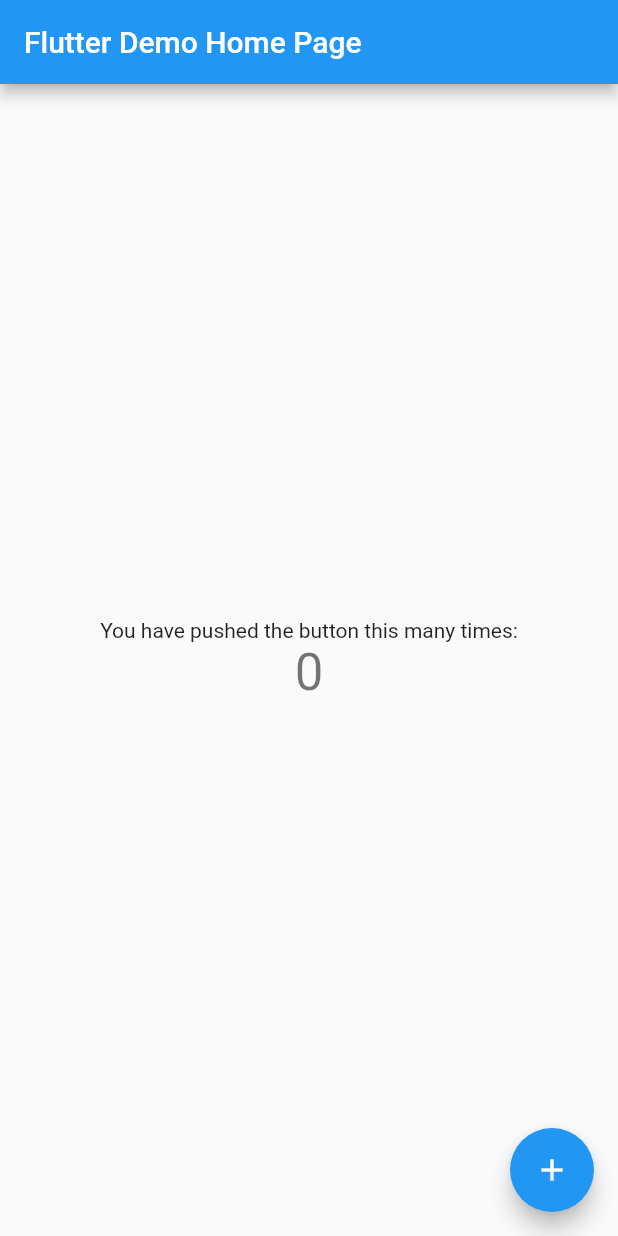
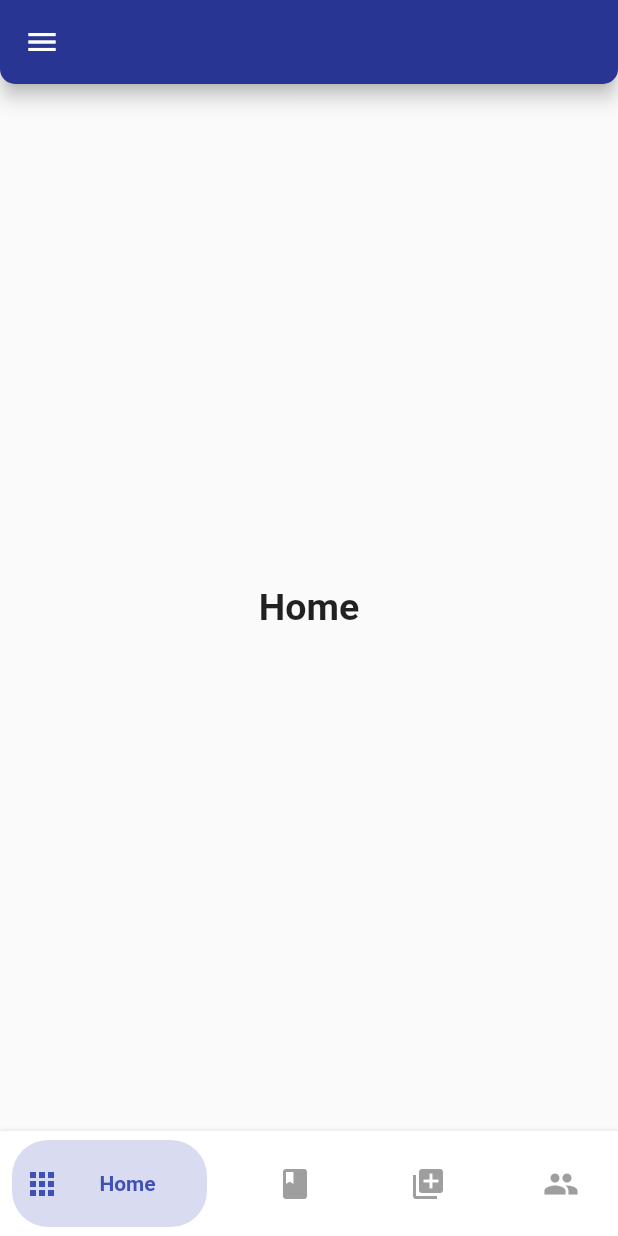
Before and after one commit to harrislukman13/aqhealth, a Flutter app: the screen it shows after launch, on a phone screen of 412 x 824 dp. Run offline on Flutter 3.47's test engine with Material 2 defaults, Android fonts, the phone set to English and light mode, and no system bars.

Commit message:
dashboard

```diff
--- /dev/null
+++ b/lib/authentication/login.dart
@@ -0,0 +1,15 @@
+import 'package:flutter/material.dart';
+
+class UserLogin extends StatefulWidget {
+  const UserLogin({Key? key}) : super(key: key);
+
+  @override
+  State<UserLogin> createState() => _UserLoginState();
+}
+
+class _UserLoginState extends State<UserLogin> {
+  @override
+  Widget build(BuildContext context) {
+    return Container();
+  }
+}
--- a/lib/main.dart
+++ b/lib/main.dart
@@ -1,3 +1,5 @@
+import 'package:aqhealth/authentication/login.dart';
+import 'package:aqhealth/pages/dashboard/mainpage.dart';
 import 'package:flutter/material.dart';
 
 void main() {
@@ -24,92 +26,7 @@
         // is not restarted.
         primarySwatch: Colors.blue,
       ),
-      home: const MyHomePage(title: 'Flutter Demo Home Page'),
+      home: const Mainpage(),
     );
   }
 }
-
-class MyHomePage extends StatefulWidget {
-  const MyHomePage({Key? key, required this.title}) : super(key: key);
-
-  // This widget is the home page of your application. It is stateful, meaning
-  // that it has a State object (defined below) that contains fields that affect
-  // how it looks.
-
-  // This class is the configuration for the state. It holds the values (in this
-  // case the title) provided by the parent (in this case the App widget) and
-  // used by the build method of the State. Fields in a Widget subclass are
-  // always marked "final".
-
-  final String title;
-
-  @override
-  State<MyHomePage> createState() => _MyHomePageState();
-}
-
-class _MyHomePageState extends State<MyHomePage> {
-  int _counter = 0;
-
-  void _incrementCounter() {
-    setState(() {
-      // This call to setState tells the Flutter framework that something has
-      // changed in this State, which causes it to rerun the build method below
-      // so that the display can reflect the updated values. If we changed
-      // _counter without calling setState(), then the build method would not be
-      // called again, and so nothing would appear to happen.
-      _counter++;
-    });
-  }
-
-  @override
-  Widget build(BuildContext context) {
-    // This method is rerun every time setState is called, for instance as done
-    // by the _incrementCounter method above.
-    //
-    // The Flutter framework has been optimized to make rerunning build methods
-    // fast, so that you can just rebuild anything that needs updating rather
-    // than having to individually change instances of widgets.
-    return Scaffold(
-      appBar: AppBar(
-        // Here we take the value from the MyHomePage object that was created by
-        // the App.build method, and use it to set our appbar title.
-        title: Text(widget.title),
-      ),
-      body: Center(
-        // Center is a layout widget. It takes a single child and positions it
-        // in the middle of the parent.
-        child: Column(
-          // Column is also a layout widget. It takes a list of children and
-          // arranges them vertically. By default, it sizes itself to fit its
-          // children horizontally, and tries to be as tall as its parent.
-          //
-          // Invoke "debug painting" (press "p" in the console, choose the
-          // "Toggle Debug Paint" action from the Flutter Inspector in Android
-          // Studio, or the "Toggle Debug Paint" command in Visual Studio Code)
-          // to see the wireframe for each widget.
-          //
-          // Column has various properties to control how it sizes itself and
-          // how it positions its children. Here we use mainAxisAlignment to
-          // center the children vertically; the main axis here is the vertical
-          // axis because Columns are vertical (the cross axis would be
-          // horizontal).
-          mainAxisAlignment: MainAxisAlignment.center,
-          children: <Widget>[
-            const Text(
-              'You have pushed the button this many times:',
-            ),
-            Text(
-              '$_counter',
-              style: Theme.of(context).textTheme.headline4,
-            ),
-          ],
-        ),
-      ),
-      floatingActionButton: FloatingActionButton(
-        onPressed: _incrementCounter,
-        tooltip: 'Increment',
-        child: const Icon(Icons.add),
-      ), // This trailing comma makes auto-formatting nicer for build methods.
-    );
-  }
-}
--- /dev/null
+++ b/lib/pages/dashboard/mainpage.dart
@@ -0,0 +1,125 @@
+import 'package:flutter/material.dart';
+import 'package:aqhealth/widget/custom_animated_bottom_bar.dart';
+
+class Mainpage extends StatefulWidget {
+  const Mainpage({Key? key}) : super(key: key);
+
+  @override
+  State<Mainpage> createState() => _MainpageState();
+}
+
+class _MainpageState extends State<Mainpage> {
+  int _currentIndex = 0;
+  final _inactiveColor = Colors.grey;
+  @override
+  Widget build(BuildContext context) {
+    return Scaffold(
+        appBar: _buildAppBar(),
+        body: getBody(),
+        bottomNavigationBar: _buildBottomBar());
+  }
+
+  //////////////////////
+  //appbar widget////
+  //////////////////
+  ///
+  AppBar _buildAppBar() {
+    return AppBar(
+      backgroundColor: Colors.indigo[800],
+      elevation: 5,
+      shape: const RoundedRectangleBorder(
+          borderRadius: BorderRadius.vertical(bottom: Radius.circular(10))),
+      iconTheme: IconThemeData(color: Colors.white),
+      leading: IconButton(
+        icon: Icon(
+          Icons.menu,
+        ),
+        onPressed: () {},
+      ),
+    );
+  }
+
+  /////////////////
+  ///bottom navigation
+  ///////////
+  Widget _buildBottomBar() {
+    return CustomAnimatedBottomBar(
+      containerHeight: 70,
+      backgroundColor: Colors.white,
+      selectedIndex: _currentIndex,
+      showElevation: true,
+      itemCornerRadius: 24,
+      curve: Curves.easeIn,
+      onItemSelected: (index) => setState(() => _currentIndex = index),
+      items: <BottomNavyBarItem>[
+        BottomNavyBarItem(
+          icon: Icon(Icons.apps),
+          title: Text('Home'),
+          activeColor: Colors.indigo,
+          inactiveColor: _inactiveColor,
+          textAlign: TextAlign.center,
+        ),
+        BottomNavyBarItem(
+          icon: Icon(Icons.book),
+          title: Text('Appoinment'),
+          activeColor: Colors.indigo,
+          inactiveColor: _inactiveColor,
+          textAlign: TextAlign.center,
+        ),
+        BottomNavyBarItem(
+          icon: Icon(Icons.queue),
+          title: Text(
+            'Queue ',
+          ),
+          activeColor: Colors.indigo,
+          inactiveColor: _inactiveColor,
+          textAlign: TextAlign.center,
+        ),
+        BottomNavyBarItem(
+          icon: Icon(Icons.people),
+          title: Text('Profile'),
+          activeColor: Colors.indigo,
+          inactiveColor: _inactiveColor,
+          textAlign: TextAlign.center,
+        ),
+      ],
+    );
+  }
+
+  Widget getBody() {
+    List<Widget> pages = [
+      Container(
+        alignment: Alignment.center,
+        child: Text(
+          "Home",
+          style: TextStyle(fontSize: 25, fontWeight: FontWeight.bold),
+        ),
+      ),
+      Container(
+        alignment: Alignment.center,
+        child: Text(
+          "Users",
+          style: TextStyle(fontSize: 25, fontWeight: FontWeight.bold),
+        ),
+      ),
+      Container(
+        alignment: Alignment.center,
+        child: Text(
+          "Messages",
+          style: TextStyle(fontSize: 25, fontWeight: FontWeight.bold),
+        ),
+      ),
+      Container(
+        alignment: Alignment.center,
+        child: Text(
+          "Settings",
+          style: TextStyle(fontSize: 25, fontWeight: FontWeight.bold),
+        ),
+      ),
+    ];
+    return IndexedStack(
+      index: _currentIndex,
+      children: pages,
+    );
+  }
+}
--- /dev/null
+++ b/lib/widget/custom_animated_bottom_bar.dart
@@ -0,0 +1,172 @@
+import 'package:flutter/material.dart';
+import 'package:flutter/widgets.dart';
+
+class CustomAnimatedBottomBar extends StatelessWidget {
+  CustomAnimatedBottomBar({
+    Key? key,
+    this.selectedIndex = 0,
+    this.showElevation = true,
+    this.iconSize = 24,
+    this.backgroundColor,
+    this.itemCornerRadius = 50,
+    this.containerHeight = 56,
+    this.animationDuration = const Duration(milliseconds: 270),
+    this.mainAxisAlignment = MainAxisAlignment.spaceBetween,
+    required this.items,
+    required this.onItemSelected,
+    this.curve = Curves.linear,
+  })  : assert(items.length >= 2 && items.length <= 5),
+        super(key: key);
+
+  final int selectedIndex;
+  final double iconSize;
+  final Color? backgroundColor;
+  final bool showElevation;
+  final Duration animationDuration;
+  final List<BottomNavyBarItem> items;
+  final ValueChanged<int> onItemSelected;
+  final MainAxisAlignment mainAxisAlignment;
+  final double itemCornerRadius;
+  final double containerHeight;
+  final Curve curve;
+
+  @override
+  Widget build(BuildContext context) {
+    final bgColor = backgroundColor ?? Theme.of(context).bottomAppBarColor;
+
+    return Container(
+      decoration: BoxDecoration(
+        color: bgColor,
+        boxShadow: [
+          if (showElevation)
+            const BoxShadow(
+              color: Colors.black12,
+              blurRadius: 2,
+            ),
+        ],
+      ),
+      child: SafeArea(
+        child: Container(
+          width: double.infinity,
+          height: containerHeight,
+          padding: const EdgeInsets.symmetric(vertical: 6, horizontal: 8),
+          child: Row(
+            mainAxisAlignment: mainAxisAlignment,
+            children: items.map((item) {
+              var index = items.indexOf(item);
+              return GestureDetector(
+                onTap: () => onItemSelected(index),
+                child: _ItemWidget(
+                  item: item,
+                  iconSize: iconSize,
+                  isSelected: index == selectedIndex,
+                  backgroundColor: bgColor,
+                  itemCornerRadius: itemCornerRadius,
+                  animationDuration: animationDuration,
+                  curve: curve,
+                ),
+              );
+            }).toList(),
+          ),
+        ),
+      ),
+    );
+  }
+}
+
+class _ItemWidget extends StatelessWidget {
+  final double iconSize;
+  final bool isSelected;
+  final BottomNavyBarItem item;
+  final Color backgroundColor;
+  final double itemCornerRadius;
+  final Duration animationDuration;
+  final Curve curve;
+
+  const _ItemWidget({
+    Key? key,
+    required this.item,
+    required this.isSelected,
+    required this.backgroundColor,
+    required this.animationDuration,
+    required this.itemCornerRadius,
+    required this.iconSize,
+    this.curve = Curves.linear,
+  }) : super(key: key);
+
+  @override
+  Widget build(BuildContext context) {
+    return Semantics(
+      container: true,
+      selected: isSelected,
+      child: AnimatedContainer(
+        width: isSelected ? 130 : 50,
+        height: double.maxFinite,
+        duration: animationDuration,
+        curve: curve,
+        decoration: BoxDecoration(
+          color:
+              isSelected ? item.activeColor.withOpacity(0.2) : backgroundColor,
+          borderRadius: BorderRadius.circular(itemCornerRadius),
+        ),
+        child: SingleChildScrollView(
+          scrollDirection: Axis.horizontal,
+          physics: NeverScrollableScrollPhysics(),
+          child: Container(
+            width: isSelected ? 130 : 50,
+            padding: EdgeInsets.symmetric(horizontal: 8),
+            child: Row(
+              mainAxisSize: MainAxisSize.max,
+              mainAxisAlignment: MainAxisAlignment.start,
+              crossAxisAlignment: CrossAxisAlignment.center,
+              children: <Widget>[
+                IconTheme(
+                  data: IconThemeData(
+                    size: iconSize,
+                    color: isSelected
+                        ? item.activeColor.withOpacity(1)
+                        : item.inactiveColor == null
+                            ? item.activeColor
+                            : item.inactiveColor,
+                  ),
+                  child: item.icon,
+                ),
+                if (isSelected)
+                  Expanded(
+                    child: Container(
+                      padding: EdgeInsets.symmetric(horizontal: 4),
+                      child: DefaultTextStyle.merge(
+                        style: TextStyle(
+                          color: item.activeColor,
+                          fontWeight: FontWeight.bold,
+                        ),
+                        maxLines: 1,
+                        textAlign: item.textAlign,
+                        child: item.title,
+                      ),
+                    ),
+                  ),
+              ],
+            ),
+          ),
+        ),
+      ),
+    );
+  }
+}
+
+class BottomNavyBarItem {
+  BottomNavyBarItem({
+    required this.icon,
+    required this.title,
+    this.activeColor = Colors.blue,
+    this.textAlign,
+    this.inactiveColor,
+  });
+
+  final Widget icon;
+  final Widget title;
+  final Color activeColor;
+  final Color? inactiveColor;
+  final TextAlign? textAlign;
+}
--- a/pubspec.yaml
+++ b/pubspec.yaml
@@ -3,7 +3,7 @@
 
 # The following line prevents the package from being accidentally published to
 # pub.dev using `flutter pub publish`. This is preferred for private packages.
-publish_to: 'none' # Remove this line if you wish to publish to pub.dev
+publish_to: "none" # Remove this line if you wish to publish to pub.dev
 
 # The following defines the version and build number for your application.
 # A version number is three numbers separated by dots, like 1.2.43
@@ -30,10 +30,10 @@
   flutter:
     sdk: flutter
 
-
   # The following adds the Cupertino Icons font to your application.
   # Use with the CupertinoIcons class for iOS style icons.
   cupertino_icons: ^1.0.2
+  ff_navigation_bar: ^0.0.1
 
 dev_dependencies:
   flutter_test:
@@ -51,7 +51,6 @@
 
 # The following section is specific to Flutter.
 flutter:
-
   # The following line ensures that the Material Icons font is
   # included with your application, so that you can use the icons in
   # the material Icons class.
```
Also changed, not shown: lib/pages/appoinment/crerateappoinment.dart (added), pubspec.lock.
